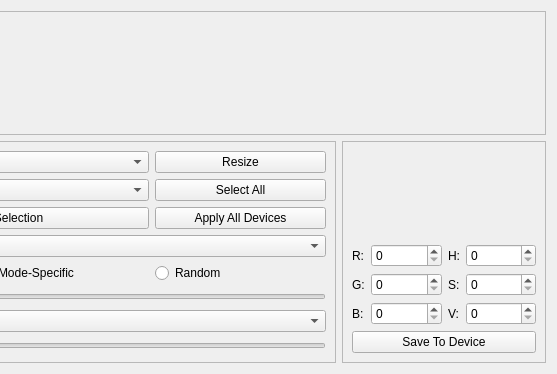
Qt form qt/OpenRGBDevicePage.ui (CalcProgrammer1/OpenRGB) before a commit; both pictures show x 286 to 843 and y 0 to 374 of the 843 by 374 pixel window.
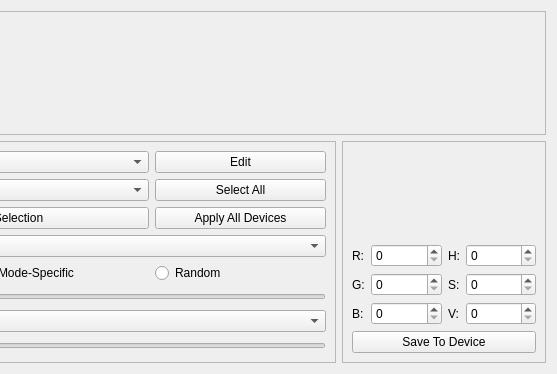
The same form after that commit. Custom widgets are drawn as their Qt base class.

```diff
--- a/qt/OpenRGBDevicePage.ui
+++ b/qt/OpenRGBDevicePage.ui
@@ -276,7 +276,7 @@
       <item row="0" column="3">
        <widget class="QPushButton" name="ResizeButton">
         <property name="text">
-         <string>Resize</string>
+         <string>Edit</string>
         </property>
        </widget>
       </item>
```
